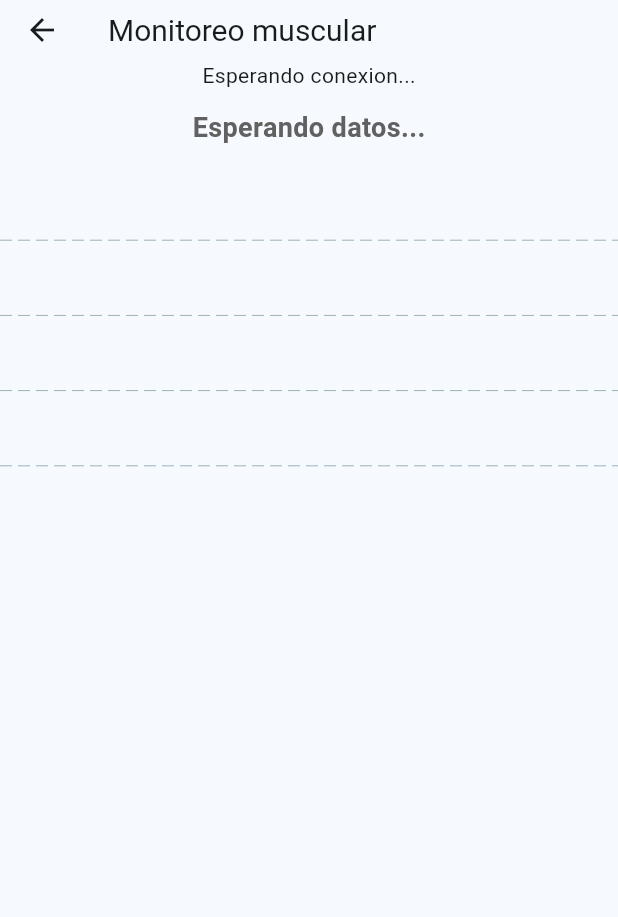
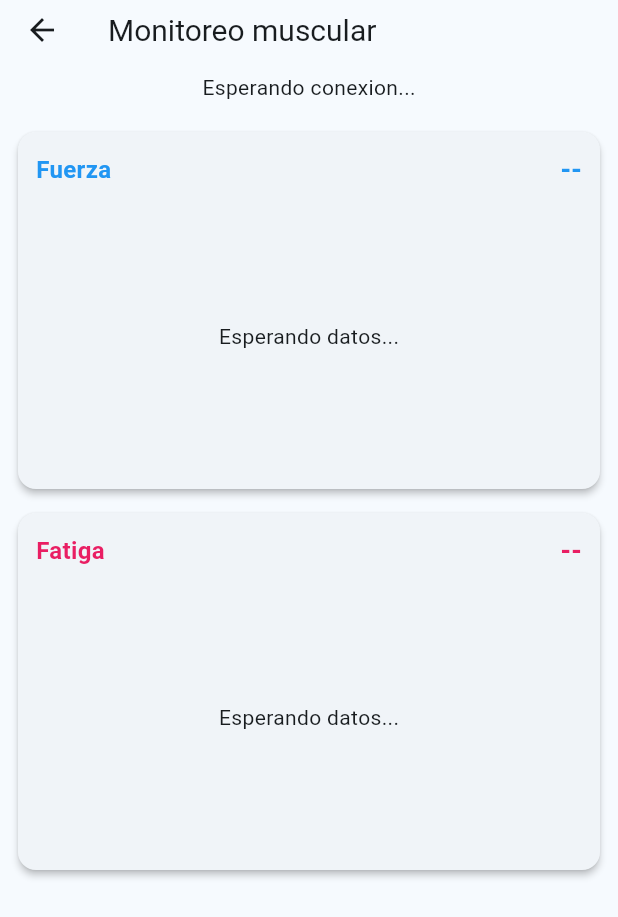
Before and after one commit to Ch4rt3/MyoSafe, a Flutter app: the MonitoringScreen screen opened directly, on a phone screen of 412 x 824 dp. Shown: the top 917 px of the screen. Run offline on Flutter 3.47's test engine with Material 3 defaults, Android fonts, the phone set to English and light mode, and no system bars; drawn by our look-alikes of fl_chart; our stand-ins replace flutter_blue_plus, flutter_riverpod, go_router, permission_handler.

Commit message:
feat: refactor BLE data handling and update monitoring screen to display Fuerza and Fatiga charts

```diff
--- a/lib/presentation/screens/monitoring_screen.dart
+++ b/lib/presentation/screens/monitoring_screen.dart
@@ -1,9 +1,6 @@
-import 'dart:async';
-
 import 'package:flutter/material.dart';
 import 'package:flutter_riverpod/flutter_riverpod.dart';
 import 'package:fl_chart/fl_chart.dart';
-import 'dart:math' as math;
 
 import 'package:muscle_monitoring/presentation/providers/ble_provider.dart';
 
@@ -14,7 +11,7 @@ class MonitoringScreen extends StatelessWidget {
 
   @override
   Widget build(BuildContext context) {
-    return Scaffold(body: _MonitoringScreenView());
+    return const Scaffold(body: _MonitoringScreenView());
   }
 }
 
@@ -45,10 +42,30 @@ class _MonitoringScreenView extends ConsumerWidget {
             return Column(
               children: [
                 (deviceName != null)
-                    ? Text('Conectado a $deviceName')
-                    : Text('Esperando conexion...'),
+                    ? Padding(
+                        padding: const EdgeInsets.symmetric(vertical: 8.0),
+                        child: Text('Conectado a $deviceName'),
+                      )
+                    : const Padding(
+                        padding: EdgeInsets.symmetric(vertical: 8.0),
+                        child: Text('Esperando conexion...'),
+                      ),
 
-                _MonitoringChart(),
+                const SizedBox(height: 12),
+                // Chart de Fuerza
+                SectionChart(
+                  title: 'Fuerza',
+                  color: Colors.blue,
+                  getPoints: (ref) => ref.watch(bleProvider).dataFuerza,
+                ),
+                const SizedBox(height: 16),
+                // Chart de Fatiga
+                SectionChart(
+                  title: 'Fatiga',
+                  color: Colors.pink,
+                  getPoints: (ref) => ref.watch(bleProvider).dataFatiga,
+                ),
+                const SizedBox(height: 24),
               ],
             );
           }, childCount: 1),
@@ -58,127 +75,106 @@ class _MonitoringScreenView extends ConsumerWidget {
   }
 }
 
-class _MonitoringChart extends ConsumerStatefulWidget {
-  const _MonitoringChart();
+typedef PointsSelector = List<BleDataPoint> Function(WidgetRef ref);
 
-  final Color sinColor = Colors.blue;
-  final Color cosColor = Colors.pink;
+class SectionChart extends ConsumerWidget {
+  final String title;
+  final Color color;
+  final PointsSelector getPoints;
+  final int visiblePoints;
+
+  const SectionChart({
+    super.key,
+    required this.title,
+    required this.color,
+    required this.getPoints,
+    this.visiblePoints = 120,
+  });
 
   @override
-  ConsumerState<_MonitoringChart> createState() => _MonitoringChartState();
-}
+  Widget build(BuildContext context, WidgetRef ref) {
+    final data = getPoints(ref);
+    final recent = data.length <= visiblePoints
+        ? data
+        : data.sublist(data.length - visiblePoints);
 
-class _MonitoringChartState extends ConsumerState<_MonitoringChart> {
-  final limitCount = 100;
-  final sinPoints = <FlSpot>[];
-  final cosPoints = <FlSpot>[];
+    final points = List<FlSpot>.generate(recent.length, (i) {
+      return FlSpot(i.toDouble(), recent[i].y);
+    });
 
-  double xValue = 0;
-  double step = 0.05;
+    final lastValue = recent.isNotEmpty ? recent.last.y : null;
 
-  late Timer timer;
-
-  @override
-  void initState() {
-    super.initState();
-    ref.read(bleProvider.notifier);
-    timer = Timer.periodic(const Duration(milliseconds: 40), (timer) {
-      while (sinPoints.length > limitCount) {
-        sinPoints.removeAt(0);
-        cosPoints.removeAt(0);
-      }
-      setState(() {
-        sinPoints.add(FlSpot(xValue, math.sin(xValue)));
-        cosPoints.add(FlSpot(xValue, math.cos(xValue)));
-      });
-      xValue += step;
-    });
-  }
-
-  @override
-  Widget build(BuildContext context) {
-    final bleDataList = ref.watch(bleProvider).data; // List<BleDataPoint>
-    final points = bleDataList.map((e) => FlSpot(e.x, e.y)).toList();
-
-    return Column(
-      mainAxisAlignment: MainAxisAlignment.center,
+    return Card(
+      elevation: 2,
+      margin: const EdgeInsets.symmetric(horizontal: 12),
+      shape: RoundedRectangleBorder(borderRadius: BorderRadius.circular(12)),
+      child: Padding(
+        padding: const EdgeInsets.all(12.0),
+        child: Column(
+          crossAxisAlignment: CrossAxisAlignment.start,
           children: [
-        const SizedBox(height: 12),
-        if (points.isNotEmpty) ...[
+            Row(
+              children: [
                 Text(
-            'x: ${points.last.x.toStringAsFixed(1)}',
-            style: const TextStyle(
-              color: Colors.black,
+                  title,
+                  style: TextStyle(
+                    fontSize: 16,
+                    fontWeight: FontWeight.bold,
+                    color: color,
+                  ),
+                ),
+                const Spacer(),
+                Text(
+                  lastValue != null ? lastValue.toStringAsFixed(0) : '--',
+                  style: TextStyle(
                     fontSize: 18,
                     fontWeight: FontWeight.bold,
-            ),
-          ),
-          Text(
-            'y: ${points.last.y.toStringAsFixed(1)}',
-            style: TextStyle(
-              color: widget.sinColor,
-              fontSize: 18,
-              fontWeight: FontWeight.bold,
-            ),
-          ),
-        ] else ...[
-          Text(
-            'Esperando datos...',
-            style: TextStyle(
-              color: Colors.grey[700],
-              fontSize: 18,
-              fontWeight: FontWeight.bold,
+                    color: color,
                   ),
                 ),
               ],
-        const SizedBox(height: 12),
-        AspectRatio(
-          aspectRatio: 1.5,
-          child: Padding(
-            padding: const EdgeInsets.only(bottom: 24.0),
-            child: LineChart(
+            ),
+            const SizedBox(height: 8),
+            SizedBox(
+              height: 180,
+              child: points.isNotEmpty
+                  ? LineChart(
                       LineChartData(
-                minY: points.isNotEmpty
-                    ? points.map((e) => e.y).reduce((a, b) => a < b ? a : b)
-                    : 0,
-                maxY: points.isNotEmpty
-                    ? points.map((e) => e.y).reduce((a, b) => a > b ? a : b)
-                    : 1,
-                minX: points.isNotEmpty ? points.first.x : 0,
-                maxX: points.isNotEmpty ? points.last.x : 100,
+                        minY: points
+                            .map((e) => e.y)
+                            .reduce((a, b) => a < b ? a : b),
+                        maxY: points
+                            .map((e) => e.y)
+                            .reduce((a, b) => a > b ? a : b),
+                        minX: 0,
+                        maxX: visiblePoints.toDouble(),
                         lineTouchData: const LineTouchData(enabled: false),
                         clipData: const FlClipData.all(),
-                gridData: const FlGridData(show: true, drawVerticalLine: false),
+                        gridData: const FlGridData(
+                          show: true,
+                          drawVerticalLine: false,
+                        ),
                         borderData: FlBorderData(show: false),
-                lineBarsData: points.isNotEmpty
-                    ? [
+                        lineBarsData: [
                           LineChartBarData(
                             spots: points,
                             dotData: const FlDotData(show: false),
                             gradient: LinearGradient(
-                            colors: [
-                              widget.sinColor.withAlpha(0),
-                              widget.sinColor,
-                            ],
+                              colors: [color.withAlpha(0), color],
                               stops: const [0.1, 1.0],
                             ),
-                          barWidth: 4,
+                            barWidth: 3,
                             isCurved: false,
                           ),
-                      ]
-                    : [],
+                        ],
                         titlesData: const FlTitlesData(show: false),
                       ),
+                    )
+                  : const Center(child: Text('Esperando datos...')),
+            ),
+          ],
         ),
       ),
-        ),
-      ],
     );
   }
-
-  @override
-  void dispose() {
-    timer.cancel();
-    super.dispose();
 }
-}
```
Also changed, not shown: lib/presentation/providers/ble_provider.dart (+84 -16 lines). Lines whose indentation alone changed are shown as unchanged.
